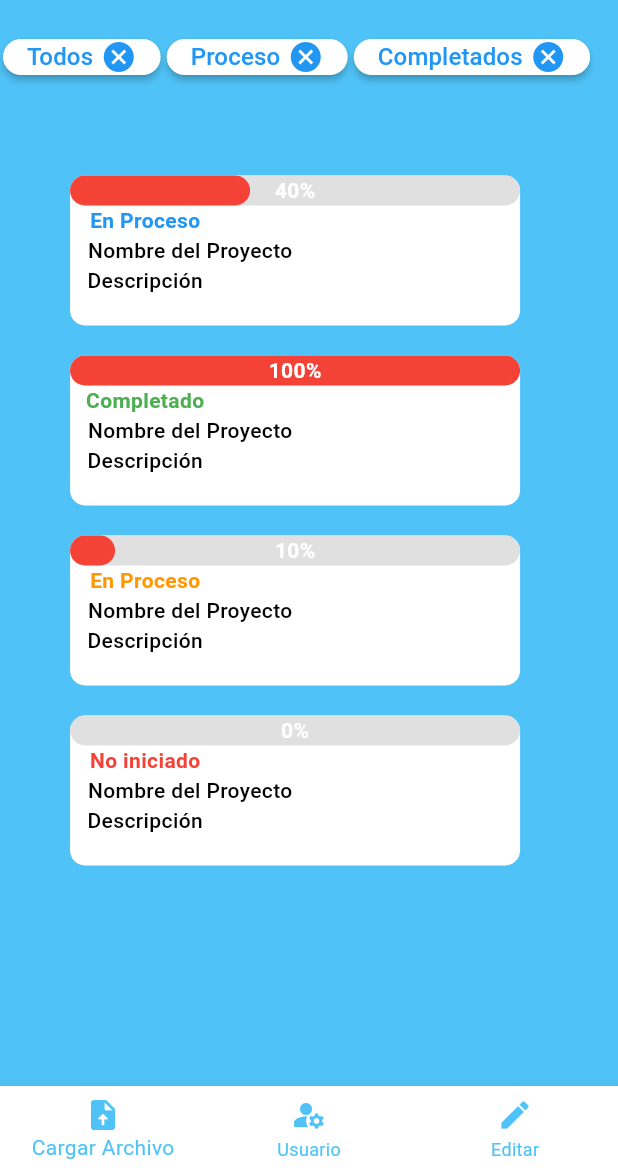
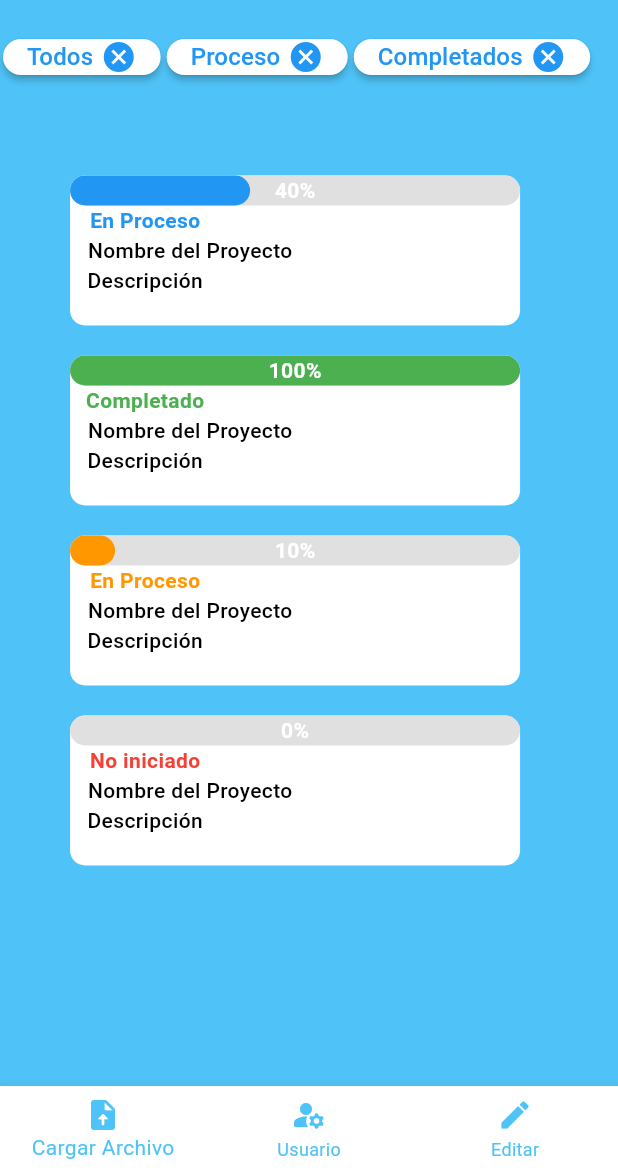
Before and after one commit to Zeustk/ManagerProject, a Flutter app: the Proyectos screen opened directly, on a phone screen of 412 x 824 dp, the part 63-1236 px from its top. Run offline on Flutter 3.47's test engine with Material 3 defaults, Android fonts, the phone set to English and light mode, and no system bars; our stand-ins replace eva_icons_flutter, get.

Commit message:
sin errores

```diff
--- a/lib/widgets/Custom_progressbar.dart
+++ b/lib/widgets/Custom_progressbar.dart
@@ -27,7 +27,7 @@ class Progess_custom extends StatelessWidget {
               width: ancho * progress,
               height: alto,
               decoration: BoxDecoration(
-                  color: Colors.red, borderRadius: BorderRadius.circular(10)),
+                  color: color, borderRadius: BorderRadius.circular(10)),
             ),
             Align(
               alignment: Alignment.center,
```
